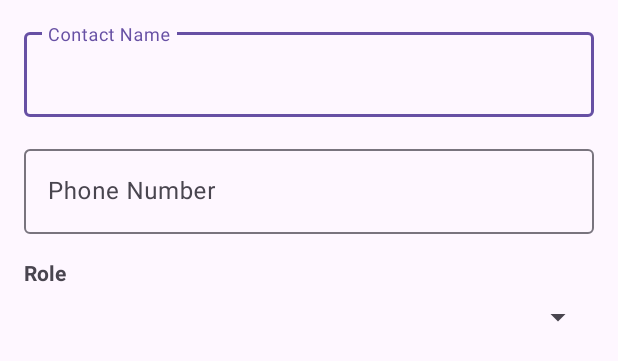
After one commit to DivanFerrari/ObseliteAthleteWeb-MobileApp, an Android app: the layout dialog_simple_contact.xml on its own in the app's theme, with its tools: preview values and no code run, on a phone screen of 412 x 824 dp. The commit adds this screen. Shown: the top 361 px of the screen. Run offline under Robolectric (Android 15) with nearby library versions, the phone set to English and light mode, and no system bars; Roboto replaces fonts that are not available here.

Commit message:
Updated layout for contacts

```diff
--- /dev/null
+++ b/app/src/main/res/layout/dialog_simple_contact.xml
@@ -0,0 +1,45 @@
+<?xml version="1.0" encoding="utf-8"?>
+<LinearLayout xmlns:android="http://schemas.android.com/apk/res/android"
+    android:layout_width="match_parent"
+    android:layout_height="wrap_content"
+    android:orientation="vertical"
+    android:padding="16dp">
+
+    <com.google.android.material.textfield.TextInputLayout
+        android:layout_width="match_parent"
+        android:layout_height="wrap_content"
+        android:layout_marginBottom="16dp"
+        android:hint="Contact Name">
+
+        <com.google.android.material.textfield.TextInputEditText
+            android:id="@+id/etName"
+            android:layout_width="match_parent"
+            android:layout_height="wrap_content" />
+    </com.google.android.material.textfield.TextInputLayout>
+
+    <com.google.android.material.textfield.TextInputLayout
+        android:layout_width="match_parent"
+        android:layout_height="wrap_content"
+        android:layout_marginBottom="16dp"
+        android:hint="Phone Number">
+
+        <com.google.android.material.textfield.TextInputEditText
+            android:id="@+id/etPhone"
+            android:layout_width="match_parent"
+            android:layout_height="wrap_content"
+            android:inputType="phone" />
+    </com.google.android.material.textfield.TextInputLayout>
+
+    <TextView
+        android:layout_width="match_parent"
+        android:layout_height="wrap_content"
+        android:text="Role"
+        android:textStyle="bold"
+        android:layout_marginBottom="8dp" />
+
+    <Spinner
+        android:id="@+id/spinnerRole"
+        android:layout_width="match_parent"
+        android:layout_height="wrap_content" />
+
+</LinearLayout>
```
Also changed, not shown: app/src/main/res/layout/dialog_add_contact.xml (line endings or trailing spaces), app/src/main/res/layout/dialog_add_contact_simple.xml (line endings or trailing spaces), app/src/main/res/layout/dialog_edit_contact.xml (line endings or trailing spaces).
